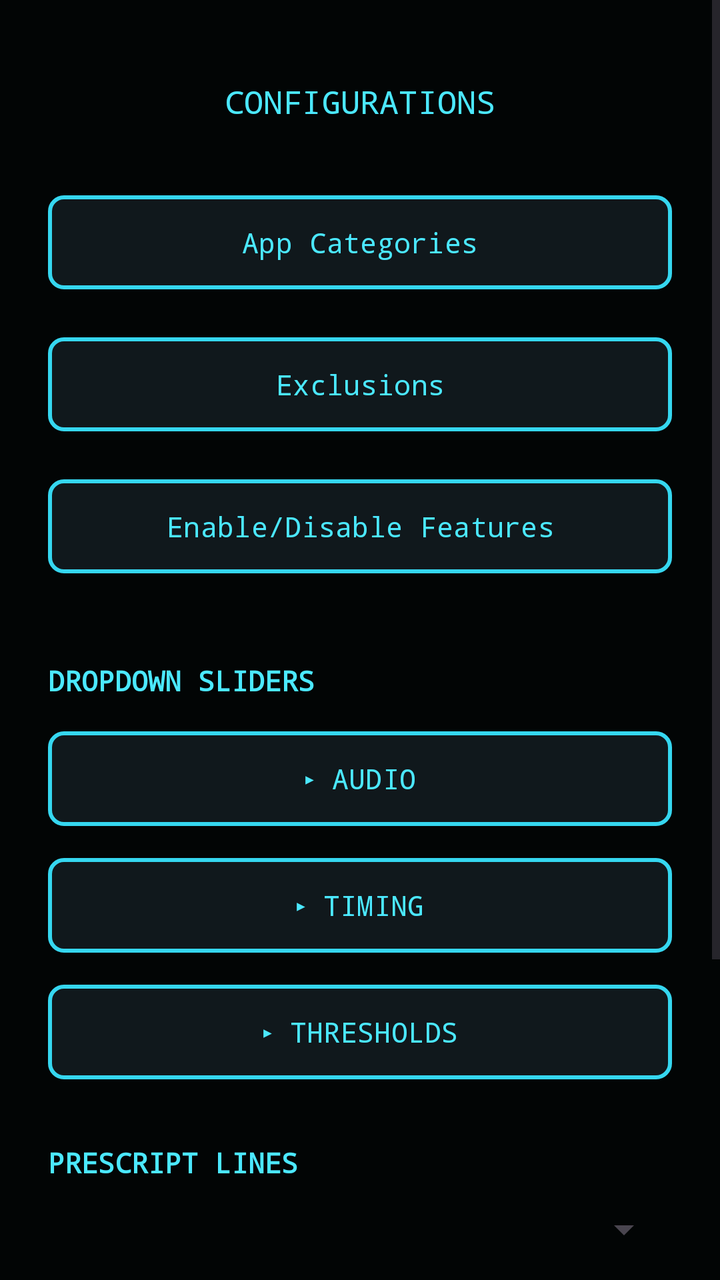
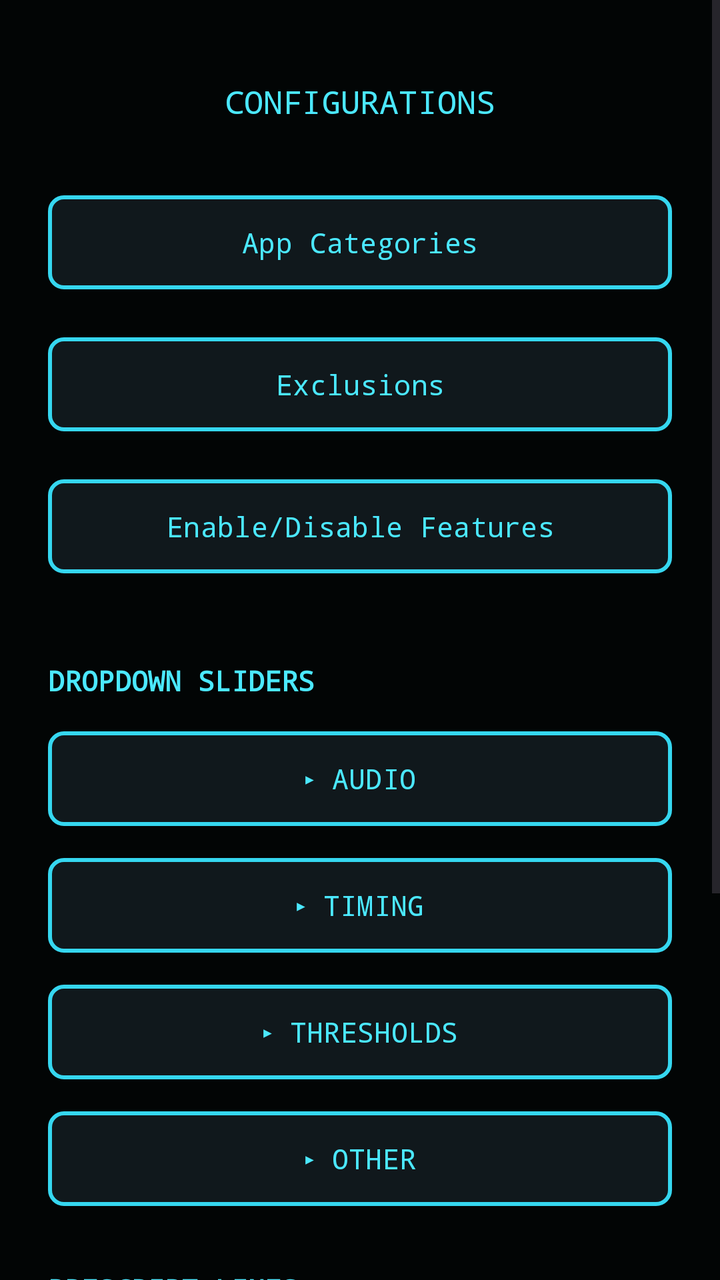

Before-and-after screenshots of an Android layout around one commit, followed by the original layout XML and the change that was made.
<!-- AndroidManifest.xml: application theme Theme.PrescriptBeeper -->
<!-- res/layout/activity_configurations.xml -->
<?xml version="1.0" encoding="utf-8"?>
<ScrollView xmlns:android="http://schemas.android.com/apk/res/android"
    android:layout_width="match_parent"
    android:layout_height="match_parent"
    android:fitsSystemWindows="true"
    android:background="#020505">

    <LinearLayout
        android:layout_width="match_parent"
        android:layout_height="wrap_content"
        android:orientation="vertical"
        android:gravity="center_horizontal"
        android:padding="24dp">

        <TextView
            android:layout_width="wrap_content"
            android:layout_height="wrap_content"
            android:text="CONFIGURATIONS"
            android:textColor="#4be8ff"
            android:textSize="16sp"
            android:fontFamily="monospace"
            android:layout_marginTop="16dp"
            android:layout_marginBottom="32dp" />

        <Button
            android:id="@+id/btnAppCategories"
            android:layout_width="match_parent"
            android:layout_height="wrap_content"
            android:text="App Categories"
            android:layout_marginBottom="16dp" />

        <Button
            android:id="@+id/btnExclusions"
            android:layout_width="match_parent"
            android:layout_height="wrap_content"
            android:text="Exclusions"
            android:layout_marginBottom="16dp" />

        <Button
            android:id="@+id/btnFeatureToggles"
            android:layout_width="match_parent"
            android:layout_height="wrap_content"
            android:text="Enable/Disable Features"
            android:layout_marginBottom="32dp" />

        <TextView
            android:layout_width="match_parent"
            android:layout_height="wrap_content"
            android:text="DROPDOWN SLIDERS"
            android:textColor="#4be8ff"
            android:textSize="14sp"
            android:textStyle="bold"
            android:fontFamily="monospace"
            android:layout_marginTop="8dp"
            android:layout_marginBottom="12dp" />

        <Button
            android:id="@+id/headerAudio"
            android:layout_width="match_parent"
            android:layout_height="wrap_content"
            android:text="▸ AUDIO"
            android:layout_marginBottom="8dp" />

        <LinearLayout
            android:id="@+id/audioContainer"
            android:layout_width="match_parent"
            android:layout_height="wrap_content"
            android:orientation="vertical"
            android:visibility="gone"
            android:layout_marginBottom="16dp">

            <TextView
                android:layout_width="match_parent"
                android:layout_height="wrap_content"
                android:text="Beep Volume"
                android:textColor="#4be8ff"
                android:textSize="12sp"
                android:fontFamily="monospace" />

            <TextView
                android:id="@+id/tvVolumeValue"
                android:layout_width="match_parent"
                android:layout_height="wrap_content"
                android:text="100%"
                android:textColor="#dff1ff"
                android:textSize="11sp"
                android:fontFamily="monospace"
                android:gravity="center"
                android:layout_marginBottom="4dp" />

            <SeekBar
                android:id="@+id/seekBarVolume"
                android:layout_width="match_parent"
                android:layout_height="wrap_content"
                android:max="100" />

        </LinearLayout>

        <Button
            android:id="@+id/headerTiming"
            android:layout_width="match_parent"
            android:layout_height="wrap_content"
            android:text="▸ TIMING"
            android:layout_marginBottom="8dp" />

        <LinearLayout
            android:id="@+id/timingContainer"
            android:layout_width="match_parent"
            android:layout_height="wrap_content"
            android:orientation="vertical"
            android:visibility="gone"
            android:layout_marginBottom="16dp">

            <TextView
                android:layout_width="match_parent"
                android:layout_height="wrap_content"
                android:text="Popup Duration"
                android:textColor="#4be8ff"
                android:textSize="12sp"
                android:fontFamily="monospace" />

            <TextView
                android:id="@+id/tvDurationValue"
                android:layout_width="match_parent"
                android:layout_height="wrap_content"
                android:text="5s"
                android:textColor="#dff1ff"
                android:textSize="11sp"
                android:fontFamily="monospace"
                android:gravity="center"
                android:layout_marginBottom="4dp" />

            <SeekBar
                android:id="@+id/seekBarDuration"
                android:layout_width="match_parent"
                android:layout_height="wrap_content"
                android:max="26" />

            <TextView
                android:layout_width="match_parent"
                android:layout_height="wrap_content"
                android:text="Per-App Cooldown"
                android:textColor="#4be8ff"
                android:textSize="12sp"
                android:fontFamily="monospace"
                android:layout_marginTop="24dp" />

            <TextView
                android:id="@+id/tvCooldownValue"
                android:layout_width="match_parent"
                android:layout_height="wrap_content"
                android:text="20s"
                android:textColor="#dff1ff"
                android:textSize="11sp"
                android:fontFamily="monospace"
                android:gravity="center"
                android:layout_marginBottom="4dp" />

            <SeekBar
                android:id="@+id/seekBarCooldown"
                android:layout_width="match_parent"
                android:layout_height="wrap_content"
                android:max="26" />

        </LinearLayout>

        <Button
            android:id="@+id/headerThresholds"
            android:layout_width="match_parent"
            android:layout_height="wrap_content"
            android:text="▸ THRESHOLDS"
            android:layout_marginBottom="8dp" />

        <LinearLayout
            android:id="@+id/thresholdsContainer"
            android:layout_width="match_parent"
            android:layout_height="wrap_content"
            android:orientation="vertical"
            android:visibility="gone"
            android:layout_marginBottom="16dp">

            <LinearLayout
                android:layout_width="match_parent"
                android:layout_height="wrap_content"
                android:orientation="horizontal">

                <LinearLayout
                    android:layout_width="0dp"
                    android:layout_height="wrap_content"
                    android:layout_weight="1"
                    android:orientation="vertical"
                    android:layout_marginEnd="12dp">

                    <TextView
                        android:layout_width="match_parent"
                        android:layout_height="wrap_content"
                        android:text="Battery Low"
                        android:textColor="#4be8ff"
                        android:textSize="12sp"
                        android:fontFamily="monospace" />

                    <TextView
                        android:id="@+id/tvBatteryThresholdValue"
                        android:layout_width="match_parent"
                        android:layout_height="wrap_content"
                        android:text="20%"
                        android:textColor="#dff1ff"
                        android:textSize="11sp"
                        android:fontFamily="monospace"
                        android:gravity="center"
                        android:layout_marginBottom="4dp" />

                    <SeekBar
                        android:id="@+id/seekBarBatteryThreshold"
                        android:layout_width="match_parent"
                        android:layout_height="wrap_content"
                        android:max="30" />

                </LinearLayout>

                <LinearLayout
                    android:layout_width="0dp"
                    android:layout_height="wrap_content"
                    android:layout_weight="1"
                    android:orientation="vertical">

                    <TextView
                        android:layout_width="match_parent"
                        android:layout_height="wrap_content"
                        android:text="Earbuds Low"
                        android:textColor="#4be8ff"
                        android:textSize="12sp"
                        android:fontFamily="monospace" />

                    <TextView
                        android:id="@+id/tvEarbudsThresholdValue"
                        android:layout_width="match_parent"
                        android:layout_height="wrap_content"
                        android:text="30%"
                        android:textColor="#dff1ff"
                        android:textSize="11sp"
                        android:fontFamily="monospace"
                        android:gravity="center"
                        android:layout_marginBottom="4dp" />

                    <SeekBar
                        android:id="@+id/seekBarEarbudsThreshold"
                        android:layout_width="match_parent"
                        android:layout_height="wrap_content"
                        android:max="30" />

                </LinearLayout>

            </LinearLayout>

            <TextView
                android:layout_width="match_parent"
                android:layout_height="wrap_content"
                android:text="Battery Restored Threshold"
                android:textColor="#4be8ff"
                android:textSize="12sp"
                android:fontFamily="monospace"
                android:layout_marginTop="24dp" />

            <TextView
                android:id="@+id/tvBatteryRestoredValue"
                android:layout_width="match_parent"
                android:layout_height="wrap_content"
                android:text="80%"
                android:textColor="#dff1ff"
                android:textSize="11sp"
                android:fontFamily="monospace"
                android:gravity="center"
                android:layout_marginBottom="4dp" />

            <SeekBar
                android:id="@+id/seekBarBatteryRestored"
                android:layout_width="match_parent"
                android:layout_height="wrap_content"
                android:max="50" />

        </LinearLayout>

        <TextView
            android:layout_width="match_parent"
            android:layout_height="wrap_content"
            android:text="PRESCRIPT LINES"
            android:textColor="#4be8ff"
            android:textSize="14sp"
            android:textStyle="bold"
            android:fontFamily="monospace"
            android:layout_marginTop="20dp"
            android:layout_marginBottom="12dp" />

        <Spinner
            android:id="@+id/spinnerCategory"
            android:layout_width="match_parent"
            android:layout_height="wrap_content"
            android:layout_marginBottom="12dp" />

        <EditText
            android:id="@+id/etNewLine"
            android:layout_width="match_parent"
            android:layout_height="wrap_content"
            android:hint="Type a new line..."
            android:textColor="#dff1ff"
            android:textColorHint="#5c6975"
            android:fontFamily="monospace"
            android:layout_marginBottom="8dp" />

        <Button
            android:id="@+id/btnAddLine"
            android:layout_width="match_parent"
            android:layout_height="wrap_content"
            android:text="Add Line"
            android:layout_marginBottom="24dp" />

        <LinearLayout
            android:id="@+id/customLinesContainer"
            android:layout_width="match_parent"
            android:layout_height="wrap_content"
            android:orientation="vertical" />

        <Button
            android:id="@+id/btnRemoveDefaults"
            android:layout_width="match_parent"
            android:layout_height="wrap_content"
            android:text="Remove Default Lines"
            android:layout_marginTop="8dp" />

    </LinearLayout>

</ScrollView>
<!-- resources referenced by this layout -->
<resources>
  <style name="Theme.PrescriptBeeper" parent="Base.Theme.PrescriptBeeper">
          <item name="materialButtonStyle">@style/Widget.PrescriptBeeper.Button</item>
      </style>
  <style name="Base.Theme.PrescriptBeeper" parent="Theme.Material3.DayNight.NoActionBar">
          
      </style>
  <style name="Widget.PrescriptBeeper.Button" parent="Widget.Material3.Button.OutlinedButton">
          <item name="backgroundTint">#10181c</item>
          <item name="strokeColor">#35d7f0</item>
          <item name="strokeWidth">2dp</item>
          <item name="cornerRadius">8dp</item>
          <item name="android:textColor">#4be8ff</item>
          <item name="android:fontFamily">monospace</item>
          <item name="android:textAllCaps">false</item>
          <item name="android:paddingTop">14dp</item>
          <item name="android:paddingBottom">14dp</item>
      </style>
</resources>

<!-- the commit's change to res/layout/activity_configurations.xml (unified diff, before → after) -->
@@ -281,6 +281,47 @@
 
         </LinearLayout>
 
+        <Button
+            android:id="@+id/headerOther"
+            android:layout_width="match_parent"
+            android:layout_height="wrap_content"
+            android:text="▸ OTHER"
+            android:layout_marginBottom="8dp" />
+
+        <LinearLayout
+            android:id="@+id/otherContainer"
+            android:layout_width="match_parent"
+            android:layout_height="wrap_content"
+            android:orientation="vertical"
+            android:visibility="gone"
+            android:layout_marginBottom="16dp">
+
+            <LinearLayout
+                android:layout_width="match_parent"
+                android:layout_height="wrap_content"
+                android:orientation="horizontal"
+                android:gravity="center_vertical"
+                android:background="#FF10181c"
+                android:padding="16dp">
+
+                <TextView
+                    android:layout_width="0dp"
+                    android:layout_height="wrap_content"
+                    android:layout_weight="1"
+                    android:text="Mute Beep When Screen Is Off"
+                    android:textColor="#dff1ff"
+                    android:textSize="12sp"
+                    android:fontFamily="monospace" />
+
+                <Switch
+                    android:id="@+id/switchMuteScreenOff"
+                    android:layout_width="wrap_content"
+                    android:layout_height="wrap_content" />
+
+            </LinearLayout>
+
+        </LinearLayout>
+
         <TextView
             android:layout_width="match_parent"
             android:layout_height="wrap_content"
